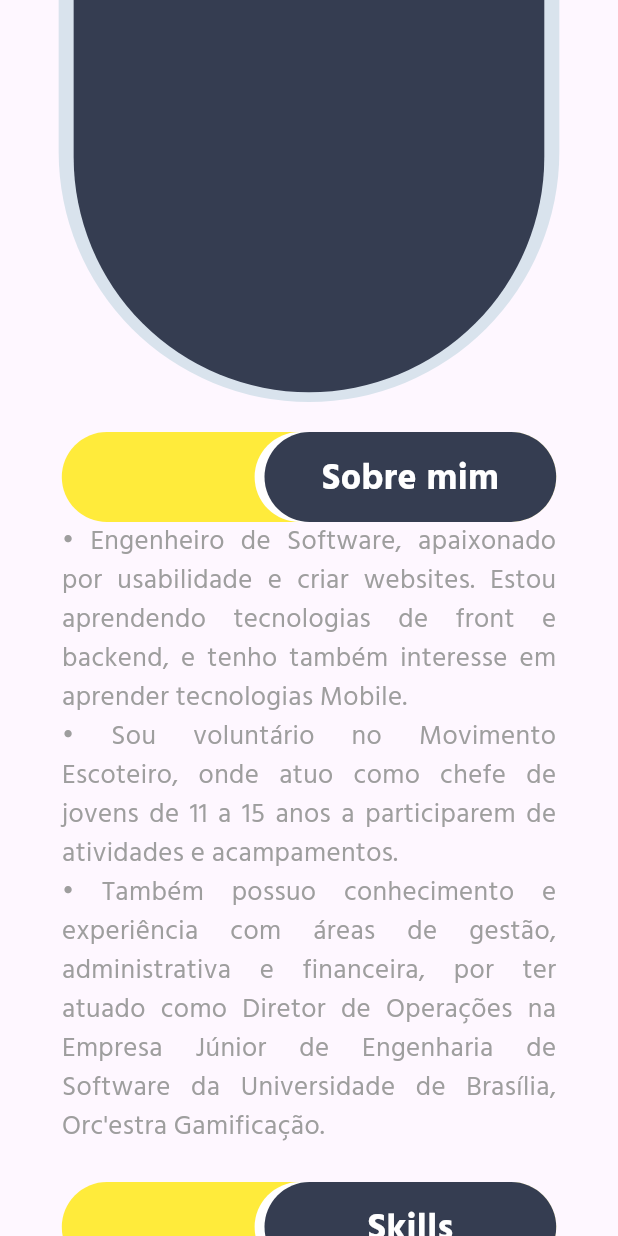
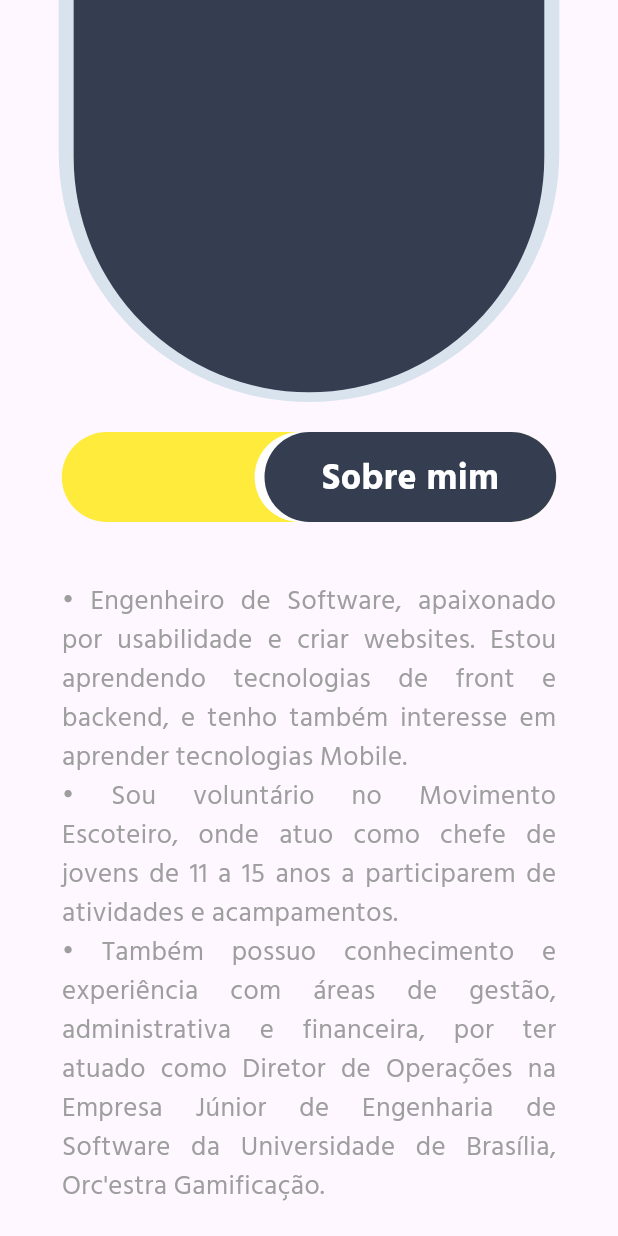
Before and after one commit to MatheusBlanco/matheus_blanco_online_cv, a Flutter app: the screen it shows after launch, scrolled down 576 dp, on a phone screen of 412 x 824 dp. Run offline on Flutter 3.47's test engine with Material 3 defaults, Android fonts, the phone set to English and light mode, and no system bars; our stand-ins replace flutter_easyloading, font_awesome_flutter, percent_indicator, responsive_builder; missing offline and left inert: dart:js.

Commit message:
feat: :sparkles: Adds skills and languages fields

```diff
--- /dev/null
+++ b/lib/models/Skill.dart
@@ -0,0 +1,5 @@
+class skill {
+  String name;
+  double knowledge;
+  skill(this.name, this.knowledge);
+}
--- a/lib/widgets/curriculum/bookmark.dart
+++ b/lib/widgets/curriculum/bookmark.dart
@@ -1,3 +1,5 @@
+// ignore_for_file: prefer_typing_uninitialized_variables
+
 import 'package:flutter/material.dart';
 
 class BookMark extends StatefulWidget {
--- a/lib/widgets/curriculum/information_fields/field_collection_left.dart
+++ b/lib/widgets/curriculum/information_fields/field_collection_left.dart
@@ -1,6 +1,8 @@
 import 'package:flutter/material.dart';
 import 'package:matheus_blanco_online_cv/widgets/curriculum/information_fields/widgets/about_me_info.dart';
 import 'package:matheus_blanco_online_cv/widgets/curriculum/information_fields/widgets/information_fields_widget.dart';
+import 'package:matheus_blanco_online_cv/widgets/curriculum/information_fields/widgets/languages.dart';
+import 'package:matheus_blanco_online_cv/widgets/curriculum/information_fields/widgets/my_skills.dart';
 
 class FieldCollectionLeft extends StatefulWidget {
   const FieldCollectionLeft({super.key});
@@ -24,8 +26,16 @@ class _FieldCollectionLeftState extends State<FieldCollectionLeft> {
               title: 'Sobre mim',
               child: AboutMeInfo(),
             ),
-            InformationFieldWidget(position: position, title: 'Skills'),
-            InformationFieldWidget(position: position, title: 'Línguas'),
+            InformationFieldWidget(
+              position: position,
+              title: 'Skills',
+              child: MySkillsWidget(),
+            ),
+            InformationFieldWidget(
+              position: position,
+              title: 'Línguas',
+              child: LanguagesWidget(),
+            ),
           ],
         ),
       ),
--- a/lib/widgets/curriculum/information_fields/widgets/about_me_info.dart
+++ b/lib/widgets/curriculum/information_fields/widgets/about_me_info.dart
@@ -7,7 +7,9 @@ class AboutMeInfo extends StatelessWidget {
 
   @override
   Widget build(BuildContext context) {
-    return const Column(
+    return Container(
+      margin: const EdgeInsets.only(top: 40),
+      child: const Column(
         children: [
           Text(
             '\u2022 Engenheiro de Software, apaixonado por usabilidade e criar websites. Estou aprendendo tecnologias de front e backend, e tenho também interesse em aprender tecnologias Mobile.',
@@ -34,6 +36,7 @@ class AboutMeInfo extends StatelessWidget {
             ),
           ),
         ],
+      ),
     );
   }
 }
--- a/lib/widgets/curriculum/information_fields/widgets/contact_info.dart
+++ b/lib/widgets/curriculum/information_fields/widgets/contact_info.dart
@@ -118,7 +118,8 @@ class ContactWidget extends StatelessWidget {
 
   @override
   Widget build(BuildContext context) {
-    return Row(
+    return SizedBox(
+      child: Row(
         children: [
           FloatingActionButton(
             backgroundColor: backgroundColor,
@@ -138,8 +139,10 @@ class ContactWidget extends StatelessWidget {
               fontSize: 22,
               color: Colors.grey,
             ),
+            overflow: TextOverflow.ellipsis,
           )
         ],
+      ),
     );
   }
 }
--- a/lib/widgets/curriculum/information_fields/widgets/information_fields_widget.dart
+++ b/lib/widgets/curriculum/information_fields/widgets/information_fields_widget.dart
@@ -28,7 +28,7 @@ class InformationFieldStateWidget extends State<InformationFieldWidget> {
       constraints: BoxConstraints(
         minHeight: 5.0,
         minWidth: width,
-        maxHeight: 500,
+        maxHeight: 600,
         maxWidth: width,
       ),
       child: Column(
--- a/pubspec.yaml
+++ b/pubspec.yaml
@@ -40,6 +40,7 @@ dependencies:
   url_launcher: ^6.2.3
   flutter_easyloading: ^3.0.5
   mailto: ^2.0.0
+  percent_indicator: ^4.2.3
 
 dev_dependencies:
   flutter_test:
```
Also changed, not shown: lib/widgets/curriculum/information_fields/widgets/languages.dart (added, +53 -0 lines), lib/widgets/curriculum/information_fields/widgets/my_skills.dart (added, +73 -0 lines), pubspec.lock. Lines whose indentation alone changed are shown as unchanged.
